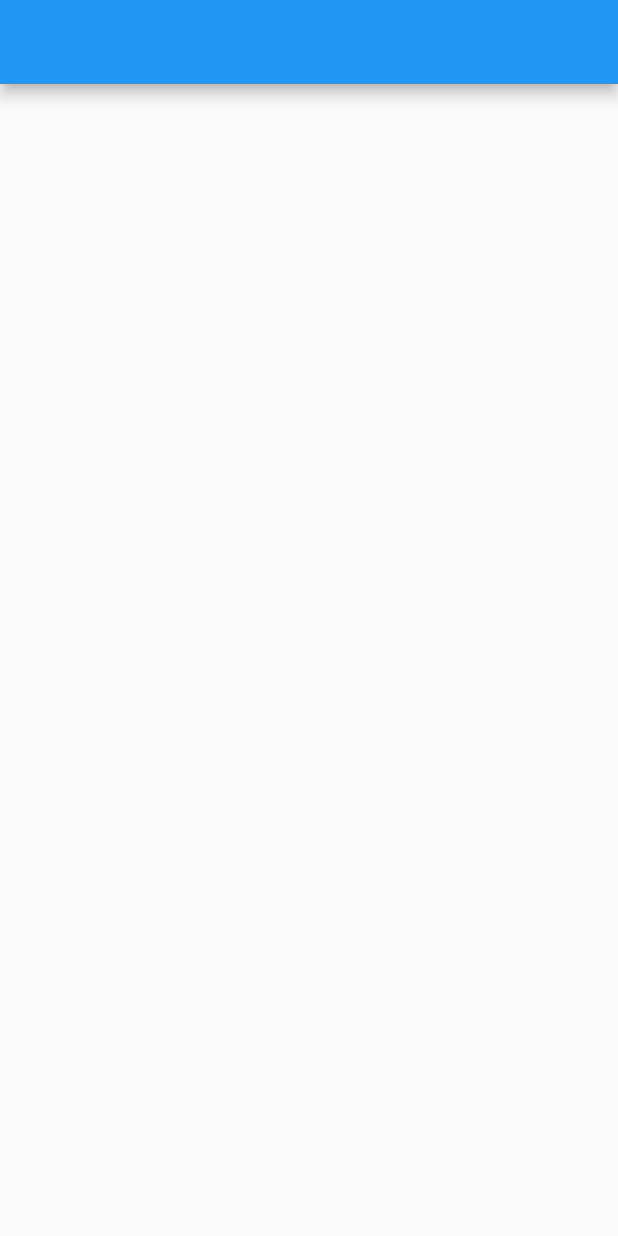
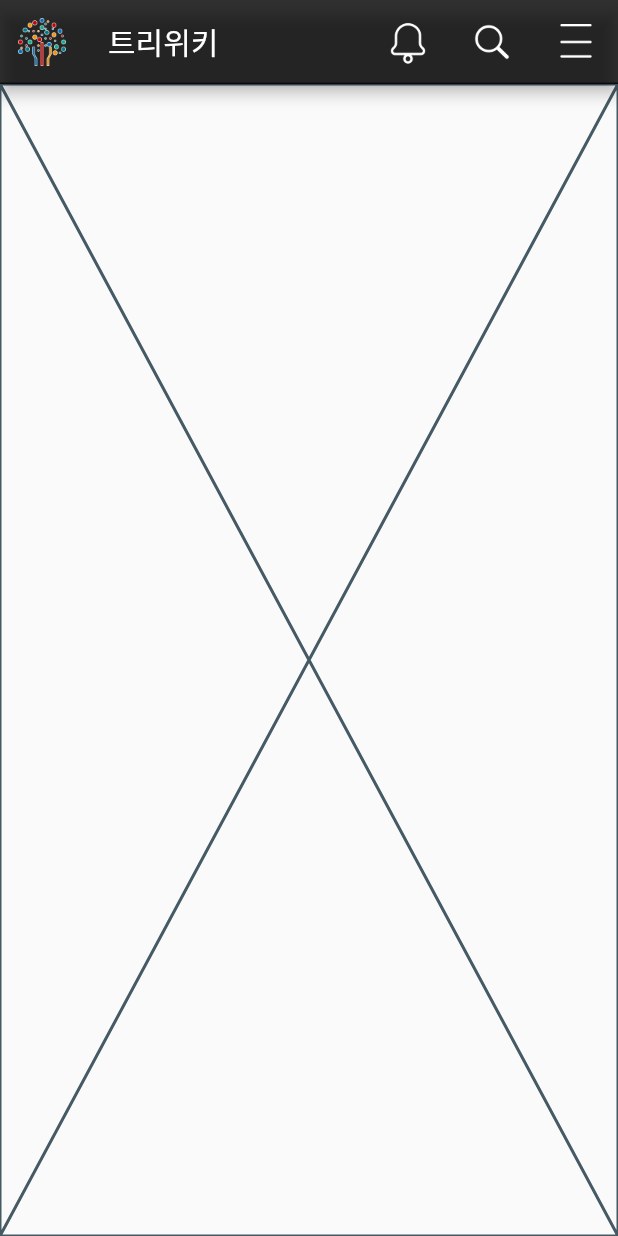
Before and after one commit to Kwangsik76/Ent_app, a Flutter app: the screen it shows after launch, on a phone screen of 412 x 824 dp. Run offline on Flutter 3.47's test engine with Material 2 defaults, Android fonts, the light colour scheme and no system bars.

Commit message:
appbar create

```diff
--- a/lib/main.dart
+++ b/lib/main.dart
@@ -5,15 +5,51 @@ void main() {
 }
 
 class MyApp extends StatelessWidget {
-  const MyApp({Key? key}) : super(key: key);
-
   @override
   Widget build(BuildContext context) {
     return MaterialApp(
       debugShowCheckedModeBanner: false,
-      home: Scaffold(
-        appBar: AppBar(),
-      ),
+      title: '트리위키',
+      theme: ThemeData(primarySwatch: Colors.blue),
+      home: Treewiki(title: '트리위키'),
     );
   }
 }
+
+class Treewiki extends StatefulWidget {
+  Treewiki({Key? key, required this.title}) : super(key: key);
+  final String title;
+
+  @override
+  State<Treewiki> createState() => _TreewikiState();
+}
+
+class _TreewikiState extends State<Treewiki> {
+  @override
+  Widget build(BuildContext context) {
+    return Scaffold(
+      appBar: AppBar(
+        leading: Container(
+          margin: EdgeInsets.all(12), // 로고에 16px의 상단 마진 추가
+          child: Image.asset('assets/logo.png'), // 직접 만든 아이콘 추가
+        ), // 직접 만든 아이콘 추가
+        title: Text(widget.title),
+        actions: [
+          Container(
+              margin: EdgeInsets.all(12), // 로고에 16px의 상단 마진 추가
+              child: Image.asset('assets/alram_off.png')),
+          Container(
+            margin: EdgeInsets.all(12), // 로고에 16px의 상단 마진 추가
+            child: Image.asset('assets/seach.png'),
+          ),
+          Container(
+            margin: EdgeInsets.all(12), // 로고에 16px의 상단 마진 추가
+            child: Image.asset('assets/menu.png'), // 직접 만든 아이콘 추가
+          ), // 직접 만든 아이콘 추가
+        ],
+        backgroundColor: Color.fromRGBO(0, 0, 0, 0.8),
+      ),
+      body: Placeholder(),
+    );
+  }
+}
--- a/pubspec.yaml
+++ b/pubspec.yaml
@@ -52,6 +52,12 @@ dev_dependencies:
 
 # The following section is specific to Flutter packages.
 flutter:
+  assets:
+    - assets/logo.png
+    - assets/alram_off.png
+    - assets/alram_on.png
+    - assets/seach.png
+    - assets/menu.png
 
   # The following line ensures that the Material Icons font is
   # included with your application, so that you can use the icons in
```
Also changed, not shown: assets/alram_off.png (added), assets/alram_on.png (added), assets/logo.png (added), assets/menu.png (added), assets/seach.png (added).
